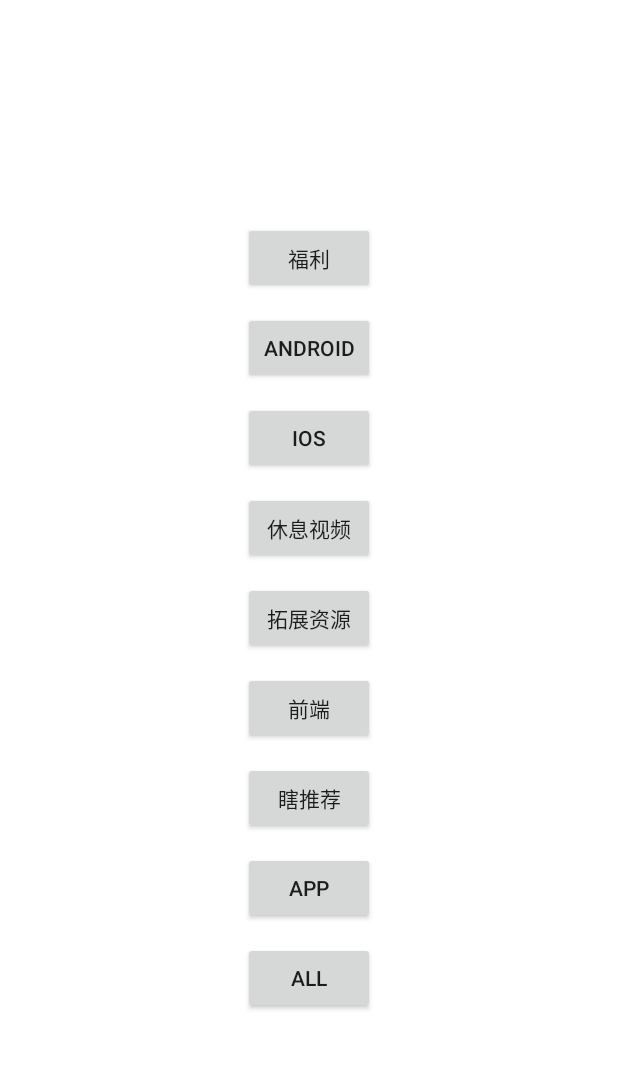
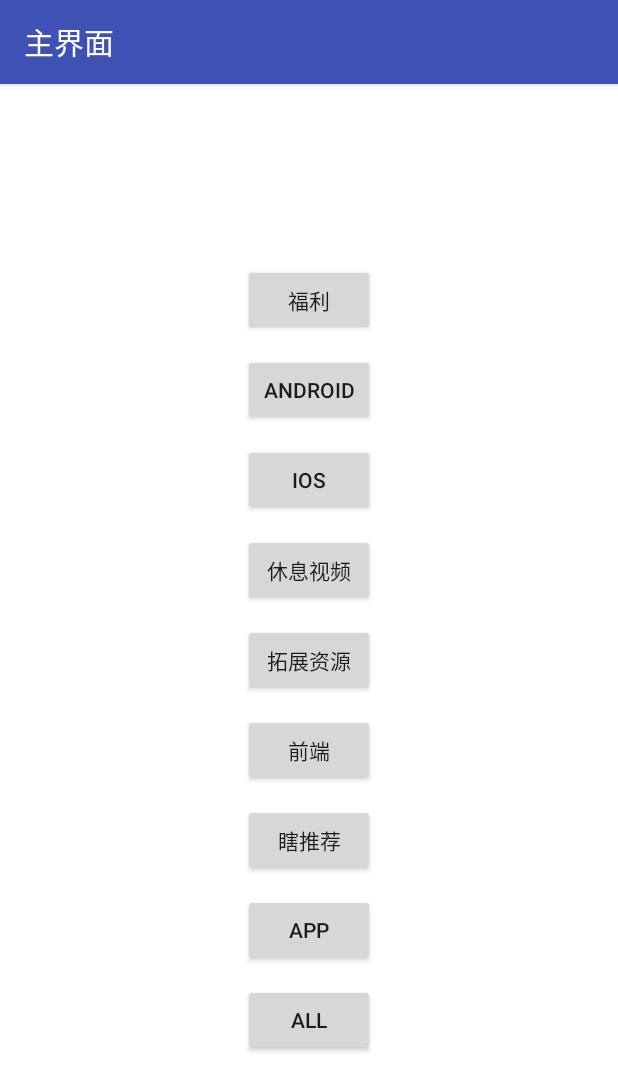
Before and after one commit to TryLoveCatch/ganhuo, an Android app: the screen it shows after launch (MainActivity), on a phone screen of 412 x 824 dp. Shown: the top 1091 px of the screen. Run offline under Robolectric (Android 15) with nearby library versions, the phone set to English and light mode, and no system bars; our stand-ins replace ButterKnife, EventBus; 1 statement that could not run was skipped.

Commit message:
1、增加toolbar 2、解决crash之后，点击重启没用的问题 3、增加ConsoleActivity，主界面双指进入 4、解决退出程序闪屏的问题

```diff
--- a/BaseLibrary/src/main/java/io/github/trylovecatch/baselibrary/BaseActivity.java
+++ b/BaseLibrary/src/main/java/io/github/trylovecatch/baselibrary/BaseActivity.java
@@ -4,11 +4,14 @@ import android.content.Intent;
 import android.graphics.Color;
 import android.graphics.drawable.ColorDrawable;
 import android.os.Bundle;
+import android.support.annotation.Nullable;
 import android.support.v4.app.Fragment;
 import android.support.v4.app.FragmentManager;
 import android.support.v4.app.FragmentTransaction;
 import android.support.v7.app.AppCompatActivity;
+import android.support.v7.widget.Toolbar;
 import android.view.MotionEvent;
+import butterknife.BindView;
 import butterknife.ButterKnife;
 import io.github.trylovecatch.baselibrary.application.BaseApplication;
 import io.github.trylovecatch.baselibrary.application.OnNetChangeListener;
@@ -26,6 +29,12 @@ import io.github.trylovecatch.baselibrary.utils.UtilActivity;
 public abstract class BaseActivity extends AppCompatActivity implements IUI, OnNetChangeListener {
 	// ================一些常量=====================
 	// ================界面相关=====================
+
+    //因为是R2在library里面没问题，但是aplication的module里面应该用R
+    //所以会为null
+//    @Nullable
+//    @BindView(R2.id.toolbar)
+    protected Toolbar mToolbar;
 	// ================逻辑相关=====================
 	private boolean forbidStartActivityAnimation = false;
 	private boolean forbidFinishActivityGesture = false;//默认不要左划finish
@@ -51,6 +60,7 @@ public abstract class BaseActivity extends AppCompatActivity implements IUI, OnN
         ((BaseApplication)getApplication()).getNetCheckReceiver().getFilter().addListener(this);
 
         ButterKnife.bind(this);
+        initToolbar();
         initData();
         initViewProperty();
     }
@@ -144,6 +154,23 @@ public abstract class BaseActivity extends AppCompatActivity implements IUI, OnN
 	public void onNetChanged(boolean isAvailable) {
 	}
 
+    @Override
+    public void setTitle(CharSequence title) {
+        if (null != getSupportActionBar()) {
+            getSupportActionBar().setTitle(title);
+        } else {
+            super.setTitle(title);
+        }
+    }
+
+    @Override
+    public void setTitle(int titleId) {
+        if (null != getSupportActionBar()) {
+            getSupportActionBar().setTitle(titleId);
+        } else {
+            super.setTitle(titleId);
+        }
+    }
     // ================对外方法=====================
     /**
      * 设置禁止启动Activity动画
@@ -210,4 +237,12 @@ public abstract class BaseActivity extends AppCompatActivity implements IUI, OnN
     public void showToast(int resId) {
         UtilsToast.showShort(this, resId);
     }
+
+
+    private void initToolbar(){
+        mToolbar = (Toolbar)findViewById(R.id.toolbar);
+        if(mToolbar!=null) {
+            setSupportActionBar(mToolbar);
+        }
+    }
 }
--- a/BaseLibrary/src/main/java/io/github/trylovecatch/baselibrary/application/BaseApplication.java
+++ b/BaseLibrary/src/main/java/io/github/trylovecatch/baselibrary/application/BaseApplication.java
@@ -54,7 +54,11 @@ public abstract class BaseApplication extends Application{
 		Logger.i("app finishing ...");
 		//清空数据
 		//取消网络监听
-		mNetCheck.unRegister();
+		try {
+			mNetCheck.unRegister();
+		}catch (Exception e){
+			e.printStackTrace();
+		}
 		//清空栈
 		UtilActivity.getInstance().clearActivtyStack();
 		//退出程序
--- a/gank/src/main/java/io/github/trylovecatch/gank/MainActivity.java
+++ b/gank/src/main/java/io/github/trylovecatch/gank/MainActivity.java
@@ -1,17 +1,17 @@
 package io.github.trylovecatch.gank;
 
+import android.annotation.TargetApi;
 import android.content.DialogInterface;
 import android.content.Intent;
+import android.os.Build;
 import android.os.Bundle;
 import android.support.v7.app.AlertDialog;
-import android.view.Gravity;
+import android.view.MotionEvent;
 import android.view.View;
 import butterknife.BindView;
 import butterknife.OnClick;
 import io.github.trylovecatch.baselibrary.BaseActivity;
-import io.github.trylovecatch.baselibrary.PublicActivity;
-import io.github.trylovecatch.baselibrary.log.Logger;
-import io.github.trylovecatch.baselibrary.router.Router;
+import io.github.trylovecatch.baselibrary.ConsoleActivity;
 import io.github.trylovecatch.gank.meizi.MeiziFragment;
 import io.github.trylovecatch.gank.service.ApiServeces;
 import io.github.trylovecatch.gank.service.RouterServices;
@@ -31,12 +31,19 @@ public class MainActivity extends BaseActivity {
     @Override
     protected void onResume() {
         super.onResume();
-//        Logger.i(this.toString());
-//        Logger.json("{'name': 'xxxx', 'age': 12, 'classes': [1, 2, 3], 'teacher': {'name': 'yyy', age: '44'}}");
+    }
+
+    @Override
+    protected void onDestroy() {
+        super.onDestroy();
+        getApplication().onTerminate();
     }
 
     @Override
     public void initViewProperty() {
+        setTitle("主界面");
+        setForbidFinishActivityGesture(true);
+        setForbidStartActivityAnimation(true);
     }
 
     @Override
@@ -105,6 +112,49 @@ public class MainActivity extends BaseActivity {
     }
 
 
+    private float pointA = 0;
+    private float pointB = 0;
+    private final float MOVE_DISTANCE = 50;
+
+    @Override
+    public boolean dispatchTouchEvent(MotionEvent event) {
+        // TODO Auto-generated method stub
+
+        if (BuildConfig.DEBUG) {
+            int pointerCount = event.getPointerCount();
+            int action = event.getAction();
+            int actionMasked = event.getActionMasked();
+
+            if (pointerCount == 2 && action == MotionEvent.ACTION_POINTER_2_DOWN) {
+                pointA = event.getY(0);
+                pointB = event.getY(1);
+            }
+
+            if (pointerCount == 2 && actionMasked == MotionEvent.ACTION_POINTER_1_UP) {
+                float changeA = pointA - event.getY(0);
+                float changeB = pointB - event.getY(1);
+
+                if (changeA <= -MOVE_DISTANCE && changeB <= -MOVE_DISTANCE) {
+                    startActivity(new Intent(this, ConsoleActivity.class));
+                    RouterServices.getInstance().getService(this).startConsoleActivity();
+                    return true;
+                }
+
+                pointA = 0;
+                pointB = 0;
+            }
+
+            try{
+                return super.dispatchTouchEvent(event);
+            }catch(Exception e){
+                e.printStackTrace();
+                return true;
+            }
+        }
+        return super.dispatchTouchEvent(event);
+    }
+
+
     private void showExitDialog(){
         AlertDialog.Builder builder = new AlertDialog.Builder(this);
         builder.setTitle(R.string.title_exit);
@@ -112,7 +162,13 @@ public class MainActivity extends BaseActivity {
 
             @Override
             public void onClick(DialogInterface dialog, int which) {
-                getApplication().onTerminate();
+                /**
+                 * 先结束这个Activity
+                 * 然后再onDestroy里面杀死进程，退出Application
+                 *
+                 * 这样解决闪屏的问题
+                 */
+                finish();
             }
         });
 
--- a/gank/src/main/java/io/github/trylovecatch/gank/meizi/MeiziFragment.java
+++ b/gank/src/main/java/io/github/trylovecatch/gank/meizi/MeiziFragment.java
@@ -36,6 +36,12 @@ public class MeiziFragment extends RecyclerFragment<IRecyclerBaseView, MeiziPres
         return tLayoutManager;
     }
 
+    @Override
+    public void initViewProperty() {
+        super.initViewProperty();
+        setTitle("福利");
+    }
+
     //===============对外方法==============
     //===============私有方法==============
 }
--- a/gank/src/main/java/io/github/trylovecatch/gank/service/RouterServices.java
+++ b/gank/src/main/java/io/github/trylovecatch/gank/service/RouterServices.java
@@ -1,6 +1,4 @@
 package io.github.trylovecatch.gank.service;
-
-import java.util.Map;
 
 import android.content.Context;
 import io.github.trylovecatch.baselibrary.BaseFragment;
@@ -49,11 +47,11 @@ public class RouterServices  {
     public interface MyServices extends BaseRouterServices {
         @IntentUri("tlc://io.github.trylovecatch.baselibrary.PublicActivity")
         void startVideoPlay(
-                @IntentParam(PublicActivity.INTENT_FRAGMENT_NAME) Class< ? extends BaseFragment> pFragmentClass,
+                @IntentParam(PublicActivity.EXTRA_FRAGMENT_NAME) Class< ? extends BaseFragment> pFragmentClass,
                 @IntentParam(VideoPlayFragment.EXTRA_URL) String pUrl);
         @IntentUri("tlc://io.github.trylovecatch.baselibrary.PublicActivity")
         void startText(
-                @IntentParam(PublicActivity.INTENT_FRAGMENT_NAME) Class< ? extends BaseFragment> pFragmentClass,
+                @IntentParam(PublicActivity.EXTRA_FRAGMENT_NAME) Class< ? extends BaseFragment> pFragmentClass,
                 @IntentParam(TextFragment.EXTRA_TYPE) String pType);
     }
 
--- a/gank/src/main/java/io/github/trylovecatch/gank/text/TextFragment.java
+++ b/gank/src/main/java/io/github/trylovecatch/gank/text/TextFragment.java
@@ -57,6 +57,11 @@ public class TextFragment extends RecyclerFragment<IRecyclerBaseView, TextPresen
         return tLayoutManager;
     }
 
+    @Override
+    public void initViewProperty() {
+        super.initViewProperty();
+        setTitle(mTxtType);
+    }
     //===============对外方法==============
     //===============私有方法==============
 }
--- a/gank/src/main/java/io/github/trylovecatch/gank/video/VideoFragment.java
+++ b/gank/src/main/java/io/github/trylovecatch/gank/video/VideoFragment.java
@@ -37,6 +37,12 @@ public class VideoFragment extends RecyclerFragment<IRecyclerBaseView, VideoPres
         return tLayoutManager;
     }
 
+    @Override
+    public void initViewProperty() {
+        super.initViewProperty();
+        setTitle("视频");
+    }
+
     //===============对外方法==============
     //===============私有方法==============
 }
--- a/gank/src/main/res/layout/activity_main.xml
+++ b/gank/src/main/res/layout/activity_main.xml
@@ -1,9 +1,16 @@
 <?xml version="1.0" encoding="utf-8"?>
+<RelativeLayout xmlns:android="http://schemas.android.com/apk/res/android"
+    android:layout_width="match_parent"
+    android:layout_height="match_parent"
+    android:fitsSystemWindows="true">
+
+    <include layout="@layout/include_toolbar" />
+
     <LinearLayout
-    xmlns:android="http://schemas.android.com/apk/res/android"
             android:id="@+id/main_root"
             android:layout_width="match_parent"
             android:layout_height="match_parent"
+            android:layout_marginTop="?attr/actionBarSize"
             android:orientation="vertical"
             android:gravity="center">
         <Button
@@ -61,3 +68,4 @@
                 android:text="All"/>
 
     </LinearLayout>
+</RelativeLayout>
```
Also changed, not shown: BaseLibrary/src/main/AndroidManifest.xml (+9 -1 lines), BaseLibrary/src/main/java/io/github/trylovecatch/baselibrary/BaseFragment.java (+5 -3 lines), BaseLibrary/src/main/java/io/github/trylovecatch/baselibrary/PublicActivity.java (+19 -9 lines), BaseLibrary/src/main/java/io/github/trylovecatch/baselibrary/application/CrashHandler.java (+10 -15 lines), BaseLibrary/src/main/java/io/github/trylovecatch/baselibrary/router/BaseRouterServices.java (+7 -1 lines), BaseLibrary/src/main/java/io/github/trylovecatch/baselibrary/utils/UtilActivity.java (+3 -4 lines), BaseLibrary/src/main/java/io/github/trylovecatch/baselibrary/web/WebBaseActivity.java (+1 -8 lines), BaseLibrary/src/main/res/layout/content_frame_toolbar.xml (renamed from BaseLibrary/src/main/res/layout/web_base.xml). Lines whose indentation alone changed are shown as unchanged.
